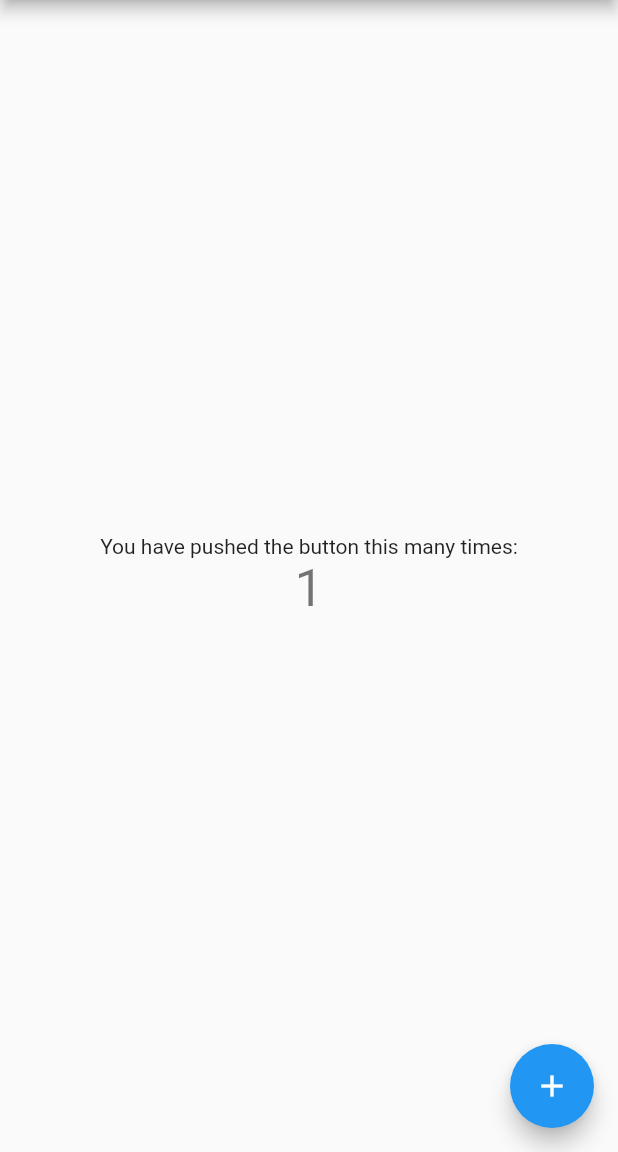
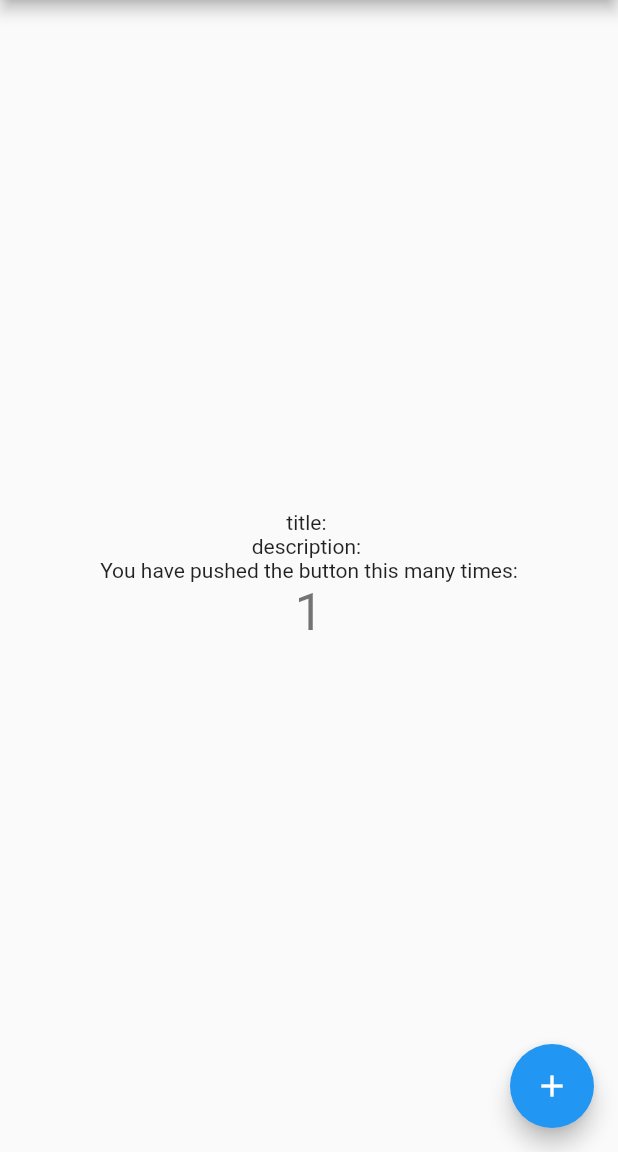
Before and after one commit to buwaro/flutter_sse, a Flutter app: the screen it shows after launch, after a tap on the "add" icon, on a phone screen of 412 x 824 dp, the part 84-1236 px from its top. Run offline on Flutter 3.47's test engine with Material 2 defaults, Android fonts, the phone set to English and light mode, and no system bars; missing offline and left inert: w3c_event_source.

Commit message:
working sse

```diff
--- a/lib/main.dart
+++ b/lib/main.dart
@@ -1,4 +1,9 @@
 import 'package:flutter/material.dart';
+import 'dart:async';
+import 'dart:convert';
+import 'package:w3c_event_source/event_source.dart';
+import 'dart:io' show Platform;
+
 
 void main() => runApp(MyApp());
 
@@ -45,6 +50,45 @@ class MyHomePage extends StatefulWidget {
 
 class _MyHomePageState extends State<MyHomePage> {
   int _counter = 0;
+  String _title = '';
+  String _description = '';
+
+
+  @override
+  void initState() {
+    super.initState();
+    _sse();
+  }
+
+  void _sse() {
+    String url = "";
+    if (Platform.isIOS) {
+      url = 'http://localhost:3000/sse';
+    } else {
+      url = 'http://10.0.2.2:3000/sse';
+    }
+
+    final events = EventSource(Uri.parse(url));
+
+    final subscription = events.events.listen((MessageEvent message) {
+      print('${message.name}: ${message.data}');
+
+      if(message.data != '') {
+        var data = json.decode(message.data);
+        print('data' + data["title"]);
+
+        setState(() {
+          _title = data["title"];
+          _description = data["description"];
+        });
+      }
+    });
+
+    Timer(Duration(hours: 1), () {
+      // Canceling the subscription closes the connection.
+      subscription.cancel();
+    });
+  }
 
   void _incrementCounter() {
     setState(() {
@@ -92,6 +136,12 @@ class _MyHomePageState extends State<MyHomePage> {
           mainAxisAlignment: MainAxisAlignment.center,
           children: <Widget>[
             Text(
+                'title: $_title'
+            ),
+            Text(
+                'description: $_description'
+            ),
+            Text(
               'You have pushed the button this many times:',
             ),
             Text(
--- a/pubspec.yaml
+++ b/pubspec.yaml
@@ -17,6 +17,7 @@ environment:
   sdk: ">=2.1.0 <3.0.0"
 
 dependencies:
+  w3c_event_source: ^1.3.0
   flutter:
     sdk: flutter
 
```
Also changed, not shown: pubspec.lock.
